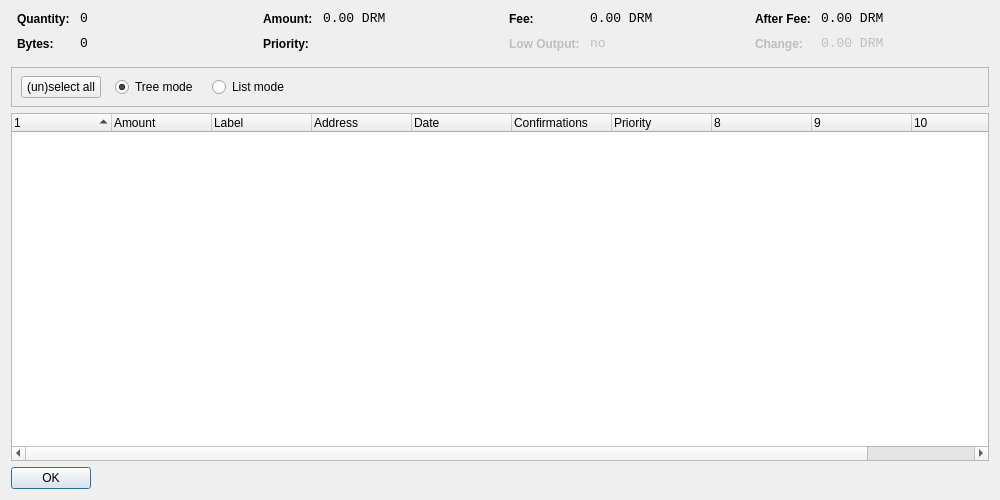
The window that src/qt/forms/coincontroldialog.ui (ChiliCoin/ChiliCoin) describes before a commit, drawn with Qt 5.
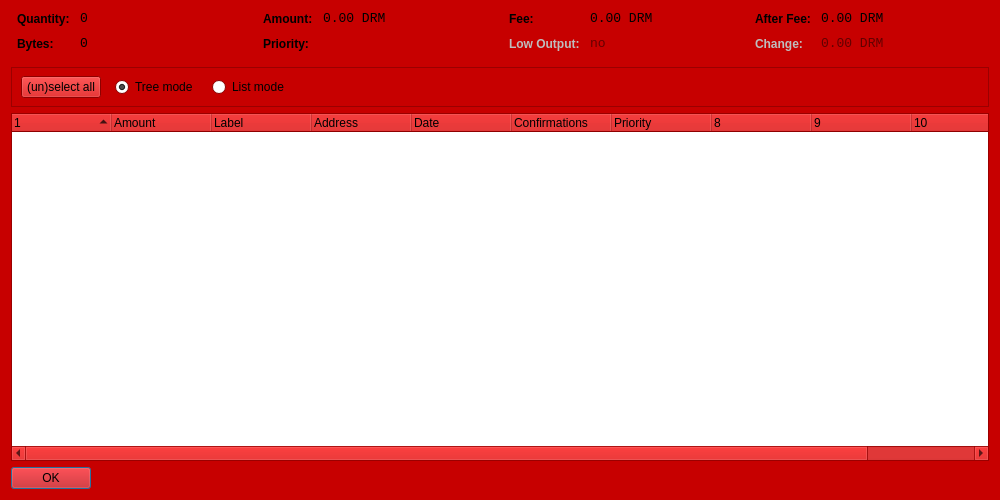
The same window after the commit. Custom widgets are drawn as their Qt base class.

```diff
--- a/src/qt/forms/coincontroldialog.ui
+++ b/src/qt/forms/coincontroldialog.ui
@@ -10,6 +10,421 @@
     <height>500</height>
    </rect>
   </property>
+  <property name="palette">
+   <palette>
+    <active>
+     <colorrole role="WindowText">
+      <brush brushstyle="SolidPattern">
+       <color alpha="255">
+        <red>0</red>
+        <green>0</green>
+        <blue>0</blue>
+       </color>
+      </brush>
+     </colorrole>
+     <colorrole role="Button">
+      <brush brushstyle="SolidPattern">
+       <color alpha="255">
+        <red>199</red>
+        <green>0</green>
+        <blue>0</blue>
+       </color>
+      </brush>
+     </colorrole>
+     <colorrole role="Light">
+      <brush brushstyle="SolidPattern">
+       <color alpha="255">
+        <red>255</red>
+        <green>43</green>
+        <blue>43</blue>
+       </color>
+      </brush>
+     </colorrole>
+     <colorrole role="Midlight">
+      <brush brushstyle="SolidPattern">
+       <color alpha="255">
+        <red>227</red>
+        <green>21</green>
+        <blue>21</blue>
+       </color>
+      </brush>
+     </colorrole>
+     <colorrole role="Dark">
+      <brush brushstyle="SolidPattern">
+       <color alpha="255">
+        <red>99</red>
+        <green>0</green>
+        <blue>0</blue>
+       </color>
+      </brush>
+     </colorrole>
+     <colorrole role="Mid">
+      <brush brushstyle="SolidPattern">
+       <color alpha="255">
+        <red>133</red>
+        <green>0</green>
+        <blue>0</blue>
+       </color>
+      </brush>
+     </colorrole>
+     <colorrole role="Text">
+      <brush brushstyle="SolidPattern">
+       <color alpha="255">
+        <red>0</red>
+        <green>0</green>
+        <blue>0</blue>
+       </color>
+      </brush>
+     </colorrole>
+     <colorrole role="BrightText">
+      <brush brushstyle="SolidPattern">
+       <color alpha="255">
+        <red>255</red>
+        <green>255</green>
+        <blue>255</blue>
+       </color>
+      </brush>
+     </colorrole>
+     <colorrole role="ButtonText">
+      <brush brushstyle="SolidPattern">
+       <color alpha="255">
+        <red>0</red>
+        <green>0</green>
+        <blue>0</blue>
+       </color>
+      </brush>
+     </colorrole>
+     <colorrole role="Base">
+      <brush brushstyle="SolidPattern">
+       <color alpha="255">
+        <red>255</red>
+        <green>255</green>
+        <blue>255</blue>
+       </color>
+      </brush>
+     </colorrole>
+     <colorrole role="Window">
+      <brush brushstyle="SolidPattern">
+       <color alpha="255">
+        <red>199</red>
+        <green>0</green>
+        <blue>0</blue>
+       </color>
+      </brush>
+     </colorrole>
+     <colorrole role="Shadow">
+      <brush brushstyle="SolidPattern">
+       <color alpha="255">
+        <red>0</red>
+        <green>0</green>
+        <blue>0</blue>
+       </color>
+      </brush>
+     </colorrole>
+     <colorrole role="AlternateBase">
+      <brush brushstyle="SolidPattern">
+       <color alpha="255">
+        <red>227</red>
+        <green>127</green>
+        <blue>127</blue>
+       </color>
+      </brush>
+     </colorrole>
+     <colorrole role="ToolTipBase">
+      <brush brushstyle="SolidPattern">
+       <color alpha="255">
+        <red>255</red>
+        <green>255</green>
+        <blue>220</blue>
+       </color>
+      </brush>
+     </colorrole>
+     <colorrole role="ToolTipText">
+      <brush brushstyle="SolidPattern">
+       <color alpha="255">
+        <red>0</red>
+        <green>0</green>
+        <blue>0</blue>
+       </color>
+      </brush>
+     </colorrole>
+    </active>
+    <inactive>
+     <colorrole role="WindowText">
+      <brush brushstyle="SolidPattern">
+       <color alpha="255">
+        <red>0</red>
+        <green>0</green>
+        <blue>0</blue>
+       </color>
+      </brush>
+     </colorrole>
+     <colorrole role="Button">
+      <brush brushstyle="SolidPattern">
+       <color alpha="255">
+        <red>199</red>
+        <green>0</green>
+        <blue>0</blue>
+       </color>
+      </brush>
+     </colorrole>
+     <colorrole role="Light">
+      <brush brushstyle="SolidPattern">
+       <color alpha="255">
+        <red>255</red>
+        <green>43</green>
+        <blue>43</blue>
+       </color>
+      </brush>
+     </colorrole>
+     <colorrole role="Midlight">
+      <brush brushstyle="SolidPattern">
+       <color alpha="255">
+        <red>227</red>
+        <green>21</green>
+        <blue>21</blue>
+       </color>
+      </brush>
+     </colorrole>
+     <colorrole role="Dark">
+      <brush brushstyle="SolidPattern">
+       <color alpha="255">
+        <red>99</red>
+        <green>0</green>
+        <blue>0</blue>
+       </color>
+      </brush>
+     </colorrole>
+     <colorrole role="Mid">
+      <brush brushstyle="SolidPattern">
+       <color alpha="255">
+        <red>133</red>
+        <green>0</green>
+        <blue>0</blue>
+       </color>
+      </brush>
+     </colorrole>
+     <colorrole role="Text">
+      <brush brushstyle="SolidPattern">
+       <color alpha="255">
+        <red>0</red>
+        <green>0</green>
+        <blue>0</blue>
+       </color>
+      </brush>
+     </colorrole>
+     <colorrole role="BrightText">
+      <brush brushstyle="SolidPattern">
+       <color alpha="255">
+        <red>255</red>
+        <green>255</green>
+        <blue>255</blue>
+       </color>
+      </brush>
+     </colorrole>
+     <colorrole role="ButtonText">
+      <brush brushstyle="SolidPattern">
+       <color alpha="255">
+        <red>0</red>
+        <green>0</green>
+        <blue>0</blue>
+       </color>
+      </brush>
+     </colorrole>
+     <colorrole role="Base">
+      <brush brushstyle="SolidPattern">
+       <color alpha="255">
+        <red>255</red>
+        <green>255</green>
+        <blue>255</blue>
+       </color>
+      </brush>
+     </colorrole>
+     <colorrole role="Window">
+      <brush brushstyle="SolidPattern">
+       <color alpha="255">
+        <red>199</red>
+        <green>0</green>
+        <blue>0</blue>
+       </color>
+      </brush>
+     </colorrole>
+     <colorrole role="Shadow">
+      <brush brushstyle="SolidPattern">
+       <color alpha="255">
+        <red>0</red>
+        <green>0</green>
+        <blue>0</blue>
+       </color>
+      </brush>
+     </colorrole>
+     <colorrole role="AlternateBase">
+      <brush brushstyle="SolidPattern">
+       <color alpha="255">
+        <red>227</red>
+        <green>127</green>
+        <blue>127</blue>
+       </color>
+      </brush>
+     </colorrole>
+     <colorrole role="ToolTipBase">
+      <brush brushstyle="SolidPattern">
+       <color alpha="255">
+        <red>255</red>
+        <green>255</green>
+        <blue>220</blue>
+       </color>
+      </brush>
+     </colorrole>
+     <colorrole role="ToolTipText">
+      <brush brushstyle="SolidPattern">
+       <color alpha="255">
+        <red>0</red>
+        <green>0</green>
+        <blue>0</blue>
+       </color>
+      </brush>
+     </colorrole>
+    </inactive>
+    <disabled>
+     <colorrole role="WindowText">
+      <brush brushstyle="SolidPattern">
+       <color alpha="255">
+        <red>99</red>
+        <green>0</green>
+        <blue>0</blue>
+       </color>
+      </brush>
+     </colorrole>
+     <colorrole role="Button">
+      <brush brushstyle="SolidPattern">
+       <color alpha="255">
+        <red>199</red>
+        <green>0</green>
+        <blue>0</blue>
+       </color>
+      </brush>
+     </colorrole>
+     <colorrole role="Light">
+      <brush brushstyle="SolidPattern">
+       <color alpha="255">
+        <red>255</red>
+        <green>43</green>
+        <blue>43</blue>
+       </color>
+      </brush>
+     </colorrole>
+     <colorrole role="Midlight">
+      <brush brushstyle="SolidPattern">
+       <color alpha="255">
+        <red>227</red>
+        <green>21</green>
+        <blue>21</blue>
+       </color>
+      </brush>
+     </colorrole>
+     <colorrole role="Dark">
+      <brush brushstyle="SolidPattern">
+       <color alpha="255">
+        <red>99</red>
+        <green>0</green>
+        <blue>0</blue>
+       </color>
+      </brush>
+     </colorrole>
+     <colorrole role="Mid">
+      <brush brushstyle="SolidPattern">
+       <color alpha="255">
+        <red>133</red>
+        <green>0</green>
+        <blue>0</blue>
+       </color>
+      </brush>
+     </colorrole>
+     <colorrole role="Text">
+      <brush brushstyle="SolidPattern">
+       <color alpha="255">
+        <red>99</red>
+        <green>0</green>
+        <blue>0</blue>
+       </color>
+      </brush>
+     </colorrole>
+     <colorrole role="BrightText">
+      <brush brushstyle="SolidPattern">
+       <color alpha="255">
+        <red>255</red>
+        <green>255</green>
+        <blue>255</blue>
+       </color>
+      </brush>
+     </colorrole>
+     <colorrole role="ButtonText">
+      <brush brushstyle="SolidPattern">
+       <color alpha="255">
+        <red>99</red>
+        <green>0</green>
+        <blue>0</blue>
+       </color>
+      </brush>
+     </colorrole>
+     <colorrole role="Base">
+      <brush brushstyle="SolidPattern">
+       <color alpha="255">
+        <red>199</red>
+        <green>0</green>
+        <blue>0</blue>
+       </color>
+      </brush>
+     </colorrole>
+     <colorrole role="Window">
+      <brush brushstyle="SolidPattern">
+       <color alpha="255">
+        <red>199</red>
+        <green>0</green>
+        <blue>0</blue>
+       </color>
+      </brush>
+     </colorrole>
+     <colorrole role="Shadow">
+      <brush brushstyle="SolidPattern">
+       <color alpha="255">
+        <red>0</red>
+        <green>0</green>
+        <blue>0</blue>
+       </color>
+      </brush>
+     </colorrole>
+     <colorrole role="AlternateBase">
+      <brush brushstyle="SolidPattern">
+       <color alpha="255">
+        <red>199</red>
+        <green>0</green>
+        <blue>0</blue>
+       </color>
+      </brush>
+     </colorrole>
+     <colorrole role="ToolTipBase">
+      <brush brushstyle="SolidPattern">
+       <color alpha="255">
+        <red>255</red>
+        <green>255</green>
+        <blue>220</blue>
+       </color>
+      </brush>
+     </colorrole>
+     <colorrole role="ToolTipText">
+      <brush brushstyle="SolidPattern">
+       <color alpha="255">
+        <red>0</red>
+        <green>0</green>
+        <blue>0</blue>
+       </color>
+      </brush>
+     </colorrole>
+    </disabled>
+   </palette>
+  </property>
   <property name="windowTitle">
    <string>Coin Control</string>
   </property>
@@ -379,7 +794,7 @@
         <height>41</height>
        </rect>
       </property>
-      <layout class="QHBoxLayout" name="horizontalLayoutPanel" stretch="0,0,0,0,0">
+      <layout class="QHBoxLayout" name="horizontalLayoutPanel" stretch="0,0,0,0">
        <property name="spacing">
         <number>14</number>
        </property>
```
